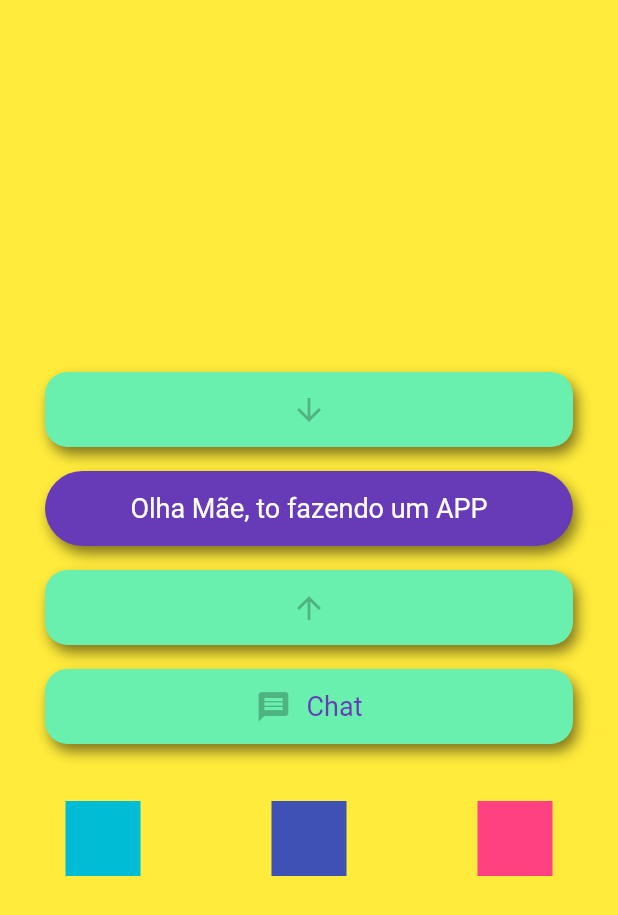
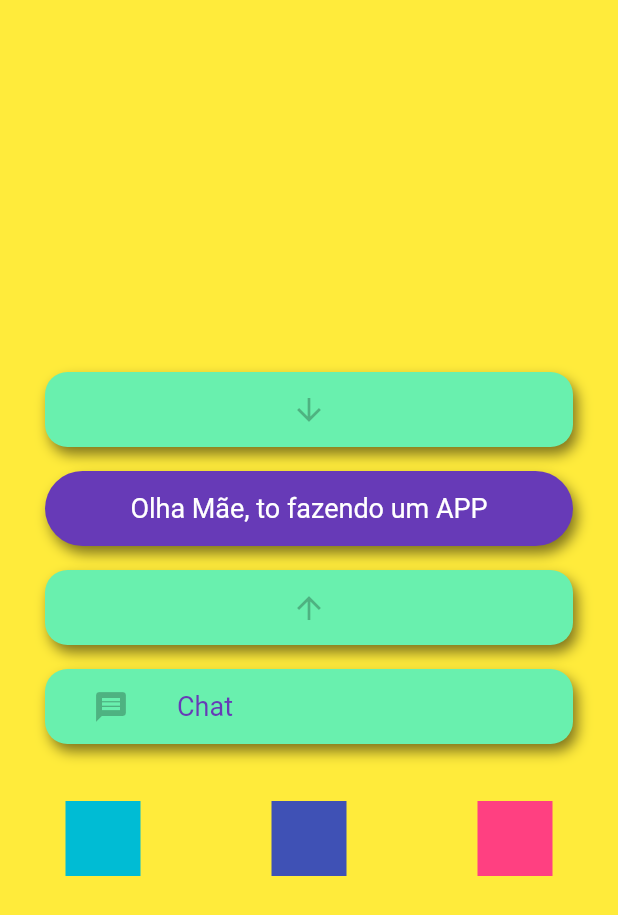
Before and after one commit to gablemos-zz/flutter-study, a Flutter app: the screen it shows after launch, on a phone screen of 412 x 824 dp. Shown: the top 915 px of the screen. Run offline on Flutter 3.47's test engine with Material 2 defaults, Android fonts, the phone set to English and light mode, and no system bars.

Commit message:
30 - expanded

```diff
--- a/my-first-app/myapp/lib/main.dart
+++ b/my-first-app/myapp/lib/main.dart
@@ -89,7 +89,7 @@ class ButtonTextIcon extends StatelessWidget {
       padding: const EdgeInsets.symmetric(vertical: 8, horizontal: 30),
       child: Container(
         decoration: BoxDecoration(
-          color: Colors.greenAccent,
+            color: Colors.greenAccent,
             borderRadius: BorderRadius.circular(15.0),
             boxShadow: <BoxShadow>[
               BoxShadow(
@@ -102,14 +102,20 @@ class ButtonTextIcon extends StatelessWidget {
         child: Row(
           mainAxisAlignment: MainAxisAlignment.center,
           children: <Widget>[
-            Icon(
-              Icons.message,
-              color: Colors.black26,
+            Expanded(
+              flex: 1,
+              child: Icon(
+                Icons.message,
+                color: Colors.black26,
+              ),
             ),
-            SizedBox(width: 10,),
-            Text(
-              "Chat",
-              style: TextStyle(color: Colors.deepPurple, fontSize: 18),
+            Expanded(
+              flex: 3,
+              child: Text(
+                "Chat",
+                textAlign: TextAlign.left,
+                style: TextStyle(color: Colors.deepPurple, fontSize: 18),
+              ),
             ),
           ],
         ),
```
